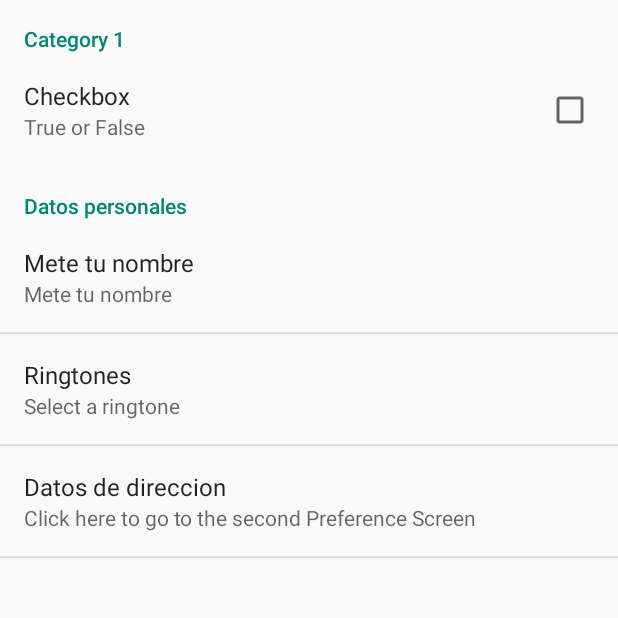
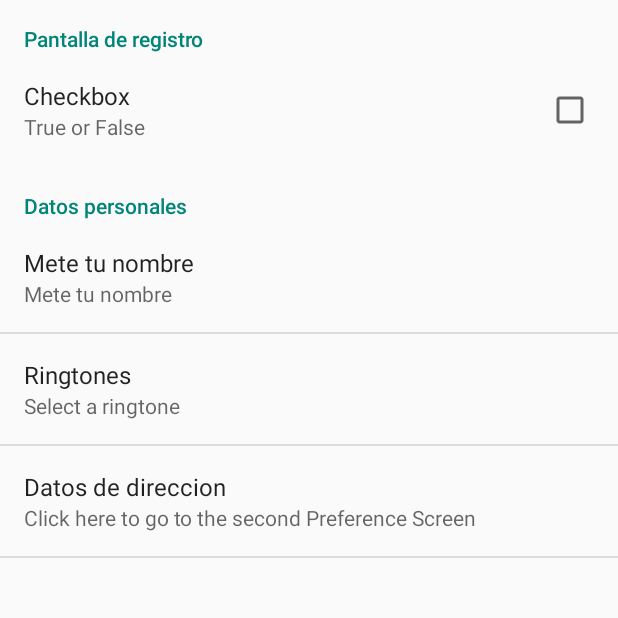
Before and after one commit to datoncito/Persistencia2, an Android app: the screen it shows after launch (AppPreferenceActivity), on a phone screen of 412 x 824 dp, the top half of it. Run offline under Robolectric (Android 15) with nearby library versions, the phone set to English and light mode, and no system bars.

Commit message:
Rata de dos patas

```diff
--- a/app/src/main/res/xml/myappreferences.xml
+++ b/app/src/main/res/xml/myappreferences.xml
@@ -1,6 +1,6 @@
 <PreferenceScreen xmlns:android="http://schemas.android.com/apk/res/android"
     android:key="NotifSettings" android:title="Notification Settings">
-    <PreferenceCategory android:title="Category 1">
+    <PreferenceCategory android:title="Pantalla de registro">
         <CheckBoxPreference
             android:defaultValue="false"
             android:key="checkboxPref"
```
